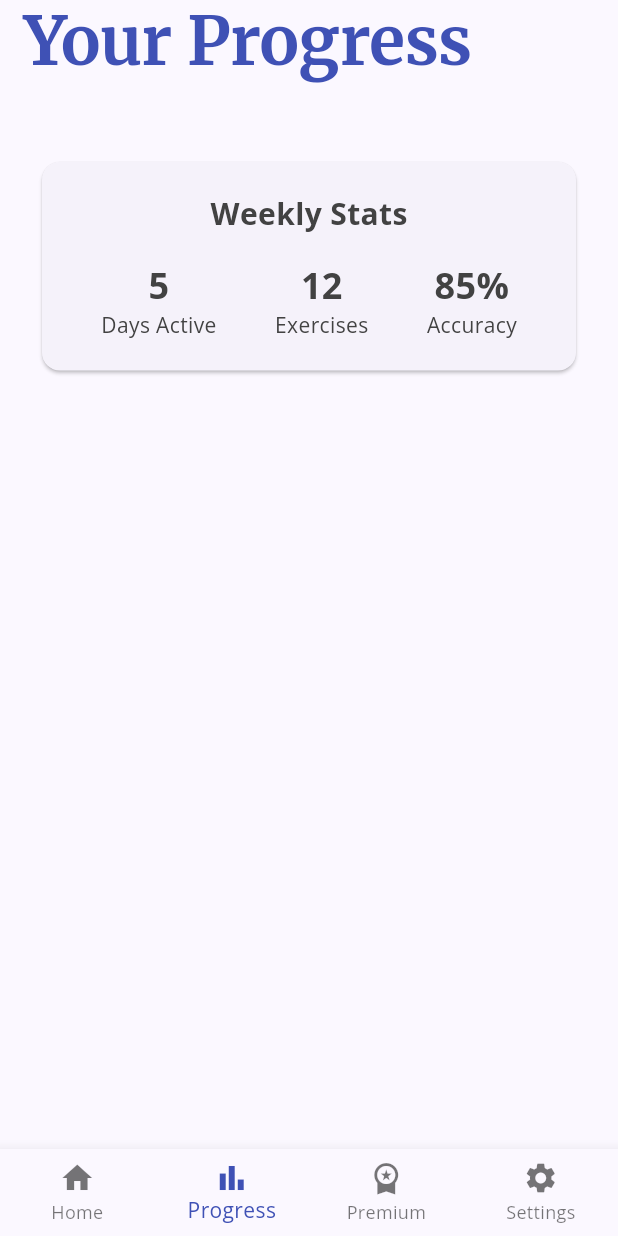
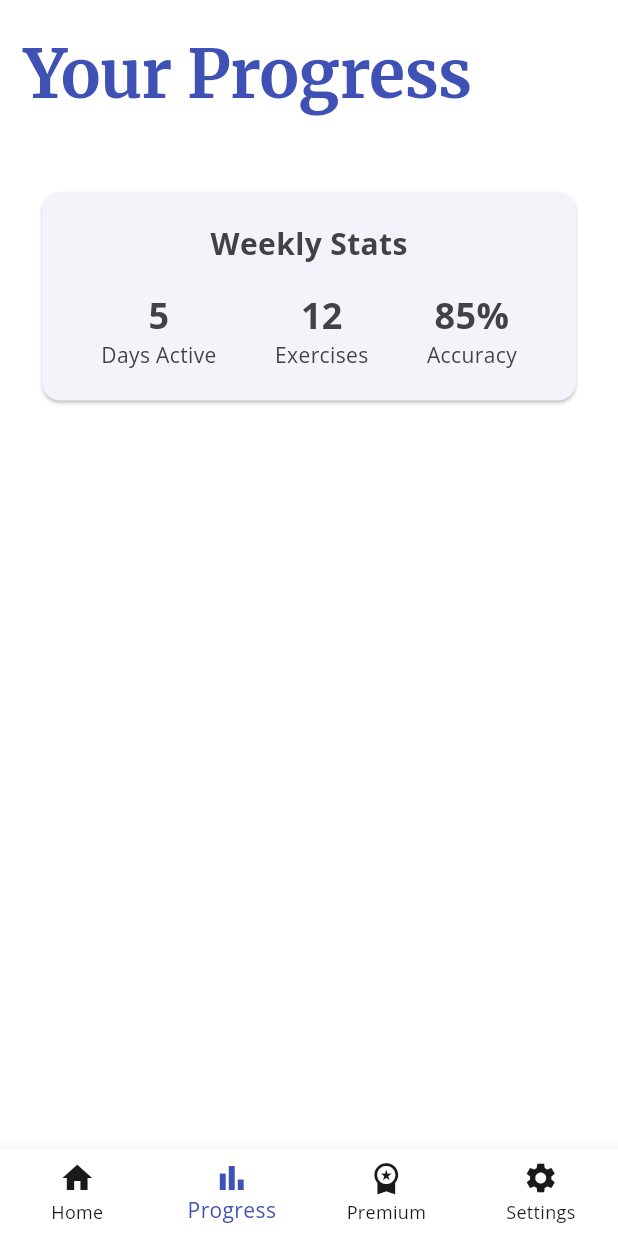
Before and after one commit to VinnyBui/SayItWell, a Flutter app: the screen it shows after launch, item 2 of the bottom bar chosen, on a phone screen of 412 x 824 dp. Run offline on Flutter 3.47's test engine with Material 3 defaults, Android fonts, the light colour scheme and no system bars; our stand-ins replace animated_splash_screen, google_fonts, lottie.

Commit message:
Changed bg color to white and increased app bar height to 100 in the other pages

```diff
--- a/lib/screens/home_screen.dart
+++ b/lib/screens/home_screen.dart
@@ -22,13 +22,13 @@ class _HomeScreenState extends State<HomeScreen> {
       backgroundColor: Colors.white,
       appBar: AppBar(
         backgroundColor: Colors.white,
+        toolbarHeight: 100,
         title: Text(
           'Excercises',
           style: textTheme.displayLarge?.copyWith(
             color: colorScheme.primary,
           ),
         ),
-        toolbarHeight: 100,
         actions: [
           // IconButton(
           //   icon: Icon(Icons.notifications_none, color: colorScheme.onPrimary),
--- a/lib/screens/progress_screen.dart
+++ b/lib/screens/progress_screen.dart
@@ -18,7 +18,10 @@ class _ProgressScreenState extends State<ProgressScreen> {
     final textTheme = Theme.of(context).textTheme;
 
     return Scaffold(
+      backgroundColor: Colors.white,
       appBar: AppBar(
+        backgroundColor: Colors.white,
+        toolbarHeight: 100,
         title: Text(
           'Your Progress',
           style: textTheme.displayLarge?.copyWith(
@@ -28,7 +31,7 @@ class _ProgressScreenState extends State<ProgressScreen> {
         actions: [],
       ),
       body: Padding(
-        padding: const EdgeInsets.all(24.0),
+        padding: const EdgeInsets.symmetric(horizontal: 24),
         child: Column(
           crossAxisAlignment: CrossAxisAlignment.stretch,
           children: [
@@ -95,9 +98,9 @@ class _ProgressScreenState extends State<ProgressScreen> {
         ),
       ),
       bottomNavigationBar: BottomNavigationBar(
-        backgroundColor: colorScheme.surface,
+        backgroundColor: Colors.white,
         selectedItemColor: colorScheme.primary,
-        unselectedItemColor: colorScheme.onSurface.withOpacity(0.6),
+        unselectedItemColor: colorScheme.onSurface,
         type: BottomNavigationBarType.fixed,
         currentIndex: 1,
         onTap: (index) {
```
Also changed, not shown: lib/screens/premium_screen.dart (+7 -4 lines), lib/screens/settings_screen.dart (+6 -3 lines).
